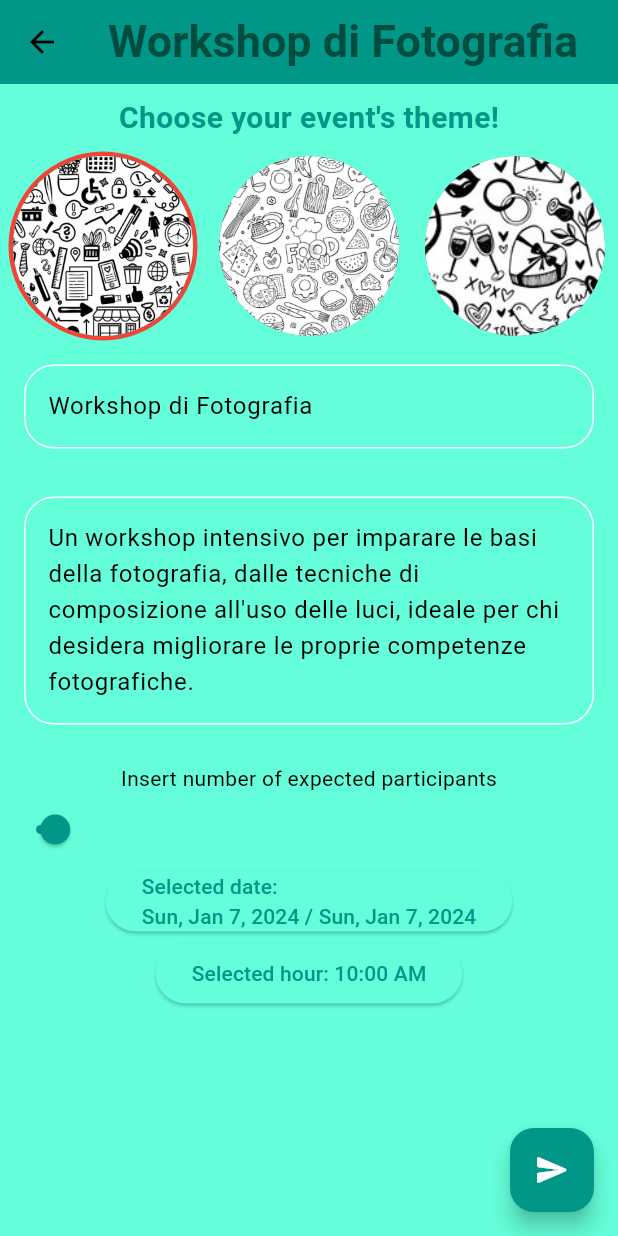
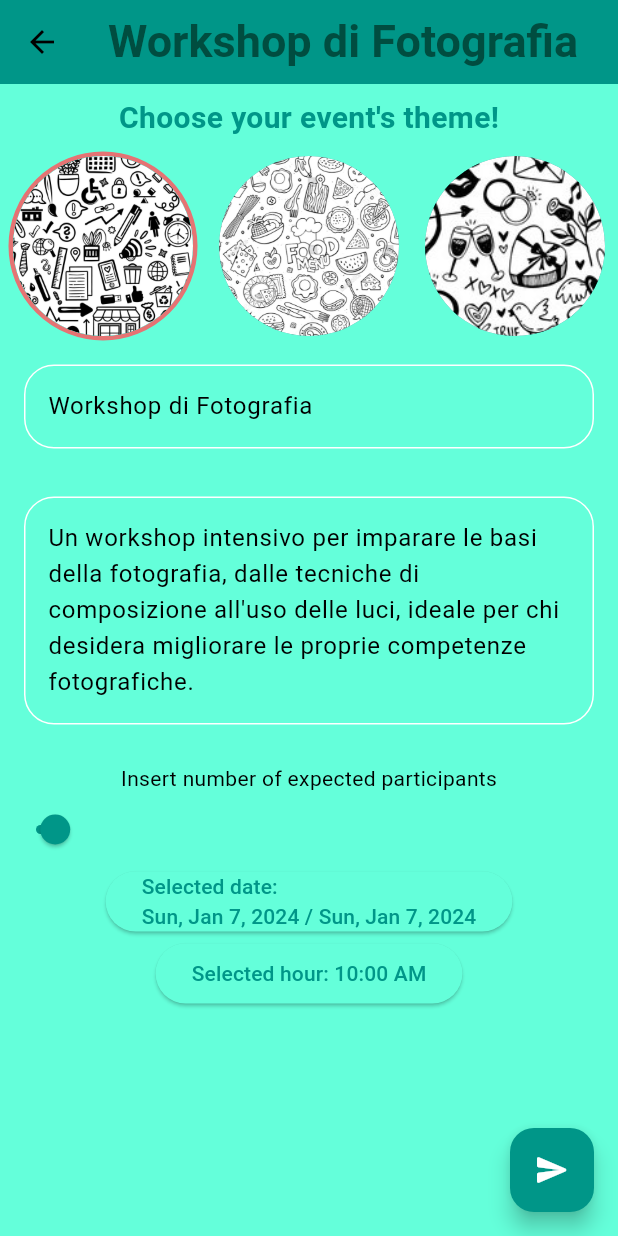
Before and after one commit to francescopiocirillo/event-manager-flutter-app, a Flutter app: the screen it shows after launch, item 2 of the bottom bar chosen, after a tap on "Modify", on a phone screen of 412 x 824 dp. Run offline on Flutter 3.47's test engine with Material 3 defaults, Android fonts, the phone set to English and light mode, and no system bars; our stand-ins replace fl_chart, sqflite; missing offline and left inert: dart:ffi; accounts and stored records are empty.

Commit message:
dettagli theme

```diff
--- a/event_manager_app/lib/event_detail_page.dart
+++ b/event_manager_app/lib/event_detail_page.dart
@@ -12,7 +12,7 @@ class EventDetailPage extends StatelessWidget {
   Widget build(BuildContext context) {
     return Scaffold(
         appBar: AppBar(
-          backgroundColor: Colors.teal,
+          backgroundColor: Theme.of(context).colorScheme.primary,
           centerTitle: true,
           title: Text(event.title,
             style: TextStyle(
@@ -32,7 +32,7 @@ class EventDetailPage extends StatelessWidget {
                   child: Image.asset(event.img, fit: BoxFit.cover),
                   decoration: BoxDecoration(
                     border: Border.all(
-                      color: Colors.teal,
+                      color: Theme.of(context).colorScheme.primary,
                       width: 15,
                     ),
                   ),
@@ -44,7 +44,7 @@ class EventDetailPage extends StatelessWidget {
                         children: [
                           Container(
                             decoration: BoxDecoration(
-                              color: Colors.teal,
+                              color: Theme.of(context).colorScheme.primary,
                               borderRadius: BorderRadius.circular(20)
                             ),
                             child: Padding(
@@ -110,7 +110,7 @@ class EventDetailPage extends StatelessWidget {
                         children: [
                           Container(
                             decoration: BoxDecoration(
-                              color: Colors.teal,
+                              color: Theme.of(context).colorScheme.primary,
                               borderRadius: BorderRadius.circular(20)
                             ),
                             child: Padding(
--- a/event_manager_app/lib/home_page.dart
+++ b/event_manager_app/lib/home_page.dart
@@ -254,7 +254,7 @@ class _HomePageState extends State<HomePage> {
         color: Colors.tealAccent[600],
         barWidth: 5,
         dotData: const FlDotData(show: false),
-        belowBarData: BarAreaData(show: true, color: Colors.red.shade300.withOpacity(0.7)),
+        belowBarData: BarAreaData(show: true, color: Theme.of(context).colorScheme.secondary.withOpacity(0.7)),
         spots: lineGenerator('actual'),
       );
 
@@ -349,7 +349,8 @@ class _HomePageState extends State<HomePage> {
       });
     }else{
       ScaffoldMessenger.of(context).showSnackBar(
-              const SnackBar(content: Text('Data are being processed...'), backgroundColor: Colors.teal),
+              const SnackBar(content: Text('Data are being processed...'),
+                backgroundColor: Colors.teal),
             );
       Person new_participant = Person(
         name: controller1.text,
@@ -404,7 +405,7 @@ class _HomePageState extends State<HomePage> {
                   ),
                   Text(invalidPartecipant,
                     style: TextStyle(
-                      color: Colors.red[300],
+                      color: Theme.of(context).colorScheme.error,
                       fontWeight: FontWeight.bold),
                   )
               ],),
@@ -433,7 +434,7 @@ class _HomePageState extends State<HomePage> {
                   children: [
                     Text("Filter by theme:"),
                     ToggleButtons(
-                      fillColor: Colors.teal,
+                      fillColor: Theme.of(context).colorScheme.primary,
                       isSelected: isSelectedThemeFilter,
                       onPressed: (int index) {
                         setState(() {
@@ -523,7 +524,7 @@ Widget bottomTitleWidgets(double value, TitleMeta meta) {
     print(isSelectedTogglePastIncomingEvents.length);
     return Scaffold(
         appBar: AppBar(
-          backgroundColor: Colors.teal,
+          backgroundColor: Theme.of(context).colorScheme.primary,
           title: Center(
             child: Text('Thirty Green Events',
             style: TextStyle(
@@ -737,9 +738,9 @@ Widget bottomTitleWidgets(double value, TitleMeta meta) {
                                       });
                                     },
                                     child: Text('Modify',
-                                            style: TextStyle(color: Colors.teal,
+                                            style: TextStyle(color: Theme.of(context).colorScheme.primary,
                                                             decoration: TextDecoration.underline,
-                                                            decorationColor: Colors.teal)
+                                                            decorationColor: Theme.of(context).colorScheme.primary)
                                          ),
                                   ),
                                   TextButton(
@@ -750,9 +751,9 @@ Widget bottomTitleWidgets(double value, TitleMeta meta) {
                                       applyFilters(false);
                                     },
                                     child: Text('Delete',
-                                              style: TextStyle(color: Colors.red[300],
+                                              style: TextStyle(color: Theme.of(context).colorScheme.secondary,
                                                               decoration: TextDecoration.underline,
-                                                              decorationColor: Colors.red)
+                                                              decorationColor: Theme.of(context).colorScheme.secondary)
                                           ),
                                   ),
                                 ],
@@ -793,7 +794,7 @@ Widget bottomTitleWidgets(double value, TitleMeta meta) {
                                                     ev.img == 'assets/romantico.jpg' ?
                                                       Icons.favorite_rounded :
                                                       Icons.cases_rounded),
-                                                color: Colors.teal ),
+                                                color: Theme.of(context).colorScheme.primary ),
                                             ),
                                             Text( "${ev.participants[index].name} ${ev.participants[index].lastName} ${DateFormat('yMd').format(ev.participants[index].birth)}"),
                                           ],
@@ -839,7 +840,7 @@ Widget bottomTitleWidgets(double value, TitleMeta meta) {
                     textAlign: TextAlign.center,
                     ),
                     Text("Number of events saved",
-                      style: TextStyle(color: Colors.teal,
+                      style: TextStyle(color: Theme.of(context).colorScheme.primary,
                                 fontSize: 20,
                                 fontWeight: FontWeight.bold,),
                       textAlign: TextAlign.center,),
@@ -851,7 +852,7 @@ Widget bottomTitleWidgets(double value, TitleMeta meta) {
                     Divider(color: Colors.teal.shade100,
                             thickness: 2.0,),
                     Text("Percentage of active participation in events",
-                      style: TextStyle(color: Colors.teal,
+                      style: TextStyle(color: Theme.of(context).colorScheme.primary,
                                 fontSize: 20,
                                 fontWeight: FontWeight.bold,),
                       textAlign: TextAlign.center,),
@@ -916,7 +917,7 @@ Widget bottomTitleWidgets(double value, TitleMeta meta) {
                     Divider(color: Colors.teal.shade100,
                             thickness: 2.0,),
                     Text("Temporal distribution of partecipants during the year",
-                      style: TextStyle(color: Colors.teal,
+                      style: TextStyle(color: Theme.of(context).colorScheme.primary,
                                 fontSize: 20,
                                 fontWeight: FontWeight.bold,),
                       textAlign: TextAlign.center,),
@@ -1010,7 +1011,7 @@ Widget bottomTitleWidgets(double value, TitleMeta meta) {
         bottomNavigationBar: NavigationBar(
           height: (MediaQuery.of(context).orientation == Orientation.portrait ?
                   100 : 50),
-          backgroundColor: Colors.teal,
+          backgroundColor: Theme.of(context).colorScheme.primary,
           onDestinationSelected: (int index) {
             setState(() {
               currentPageIndex = index;
--- a/event_manager_app/lib/new_event.dart
+++ b/event_manager_app/lib/new_event.dart
@@ -94,7 +94,7 @@ class _NewEventState extends State<NewEvent> {
     return Scaffold(
       resizeToAvoidBottomInset: false,
       appBar: AppBar(
-        backgroundColor: Colors.teal,
+        backgroundColor: Theme.of(context).colorScheme.primary,
         centerTitle: true,
         title: Text(pageTitle,
             style: TextStyle(
@@ -112,7 +112,7 @@ class _NewEventState extends State<NewEvent> {
                 Padding(
                   padding: const EdgeInsets.all(8.0),
                   child: Text("Choose your event's theme!",
-                        style: TextStyle(color: Colors.teal,
+                        style: TextStyle(color: Theme.of(context).colorScheme.primary,
                                     fontSize: 20,
                                     fontWeight: FontWeight.bold,)),
                 ),
@@ -131,7 +131,7 @@ class _NewEventState extends State<NewEvent> {
                             border: Border.all(
                               width: 3,
                               color: _selectedImage == 0 ?
-                                Colors.red:Colors.transparent),
+                                Theme.of(context).colorScheme.secondary :Colors.transparent),
                               shape: BoxShape.circle),
                           child: CircleAvatar(
                             backgroundImage: AssetImage("assets/lavoro.jpg"),
@@ -147,8 +147,14 @@ class _NewEventState extends State<NewEvent> {
                           });
                         },
                         child: Container(
-                          decoration: BoxDecoration(border: Border.all(width: 3, color: _selectedImage == 1 ? Colors.red:Colors.transparent), shape: BoxShape.circle),
-                          child: CircleAvatar(backgroundImage: AssetImage("assets/cena.png"), radius: 60,),
+                          decoration: BoxDecoration(
+                            border: Border.all(
+                              width: 3,
+                              color: _selectedImage == 1 ?
+                                Theme.of(context).colorScheme.secondary:Colors.transparent),
+                              shape: BoxShape.circle),
+                          child: CircleAvatar(backgroundImage: AssetImage("assets/cena.png"),
+                            radius: 60,),
                         ),
                       ),
                     ),
@@ -160,8 +166,14 @@ class _NewEventState extends State<NewEvent> {
                           });
                         },
                         child: Container(
-                          decoration: BoxDecoration(border: Border.all(width: 3, color: _selectedImage == 2 ? Colors.red:Colors.transparent), shape: BoxShape.circle),
-                          child: CircleAvatar(backgroundImage: AssetImage("assets/romantico.jpg"), radius: 60,),
+                          decoration: BoxDecoration(
+                            border: Border.all(
+                              width: 3,
+                              color: _selectedImage == 2 ?
+                              Theme.of(context).colorScheme.secondary:Colors.transparent),
+                              shape: BoxShape.circle),
+                          child: CircleAvatar(backgroundImage: AssetImage("assets/romantico.jpg"),
+                            radius: 60,),
                         ),
                       ),
                     ),
```
